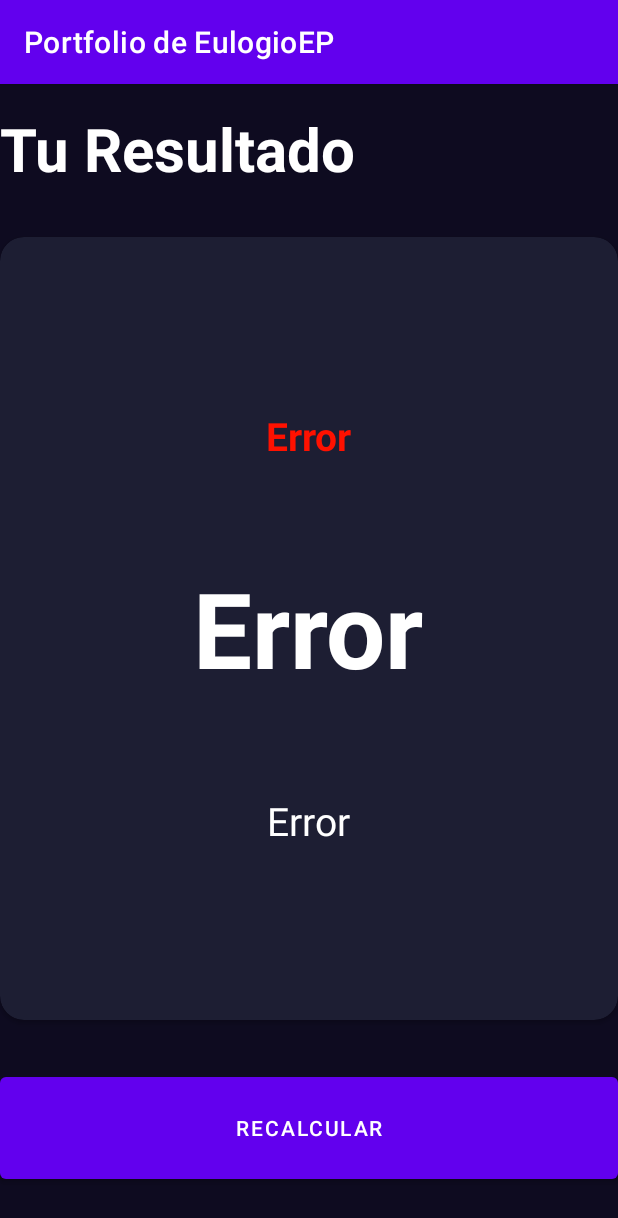
After one commit to eulogioep/curso_android_2024, an Android app: the ResultIMCActivity screen opened directly, with no data from a screen before it, on a phone screen of 412 x 824 dp. The commit adds this screen. Shown: the top 1218 px of the screen. Run offline under Robolectric (Android 15) with nearby library versions, the phone set to English and light mode, and no system bars.

Commit message:
IMC App: Fin de la APP.

```diff
--- a/Aplicaciones/app/src/main/AndroidManifest.xml
+++ b/Aplicaciones/app/src/main/AndroidManifest.xml
@@ -12,6 +12,9 @@
         android:supportsRtl="true"
         android:theme="@style/Theme.Aplicaciones"
         tools:targetApi="31">
+        <activity
+            android:name=".imccalc.ResultIMCActivity"
+            android:exported="false" />
         <activity
             android:name=".imccalc.IMCActivity"
             android:exported="false" />
--- a/Aplicaciones/app/src/main/java/com/eulogioep/aplicaciones/imccalc/IMCActivity.kt
+++ b/Aplicaciones/app/src/main/java/com/eulogioep/aplicaciones/imccalc/IMCActivity.kt
@@ -1,6 +1,8 @@
 package com.eulogioep.aplicaciones.imccalc
 
+import android.content.Intent
 import android.os.Bundle
+import android.widget.Button
 import android.widget.TextView
 import androidx.activity.enableEdgeToEdge
 import androidx.appcompat.app.AppCompatActivity
@@ -12,6 +14,7 @@ import com.eulogioep.aplicaciones.R
 import com.google.android.material.floatingactionbutton.FloatingActionButton
 import com.google.android.material.slider.RangeSlider
 import java.text.DecimalFormat
+import kotlin.math.pow
 
 class IMCActivity : AppCompatActivity() {
 
@@ -20,6 +23,7 @@ class IMCActivity : AppCompatActivity() {
     private var isFemaleSelected: Boolean = false
     private var currentWeight: Int = 60
     private var currentAge: Int = 25
+    private var currentHeight: Int = 120
 
     // Variables de los CardView
     // lateinit indica que se inicializará más adelante ya que no funcionaría fuera del método onCreate.
@@ -33,6 +37,12 @@ class IMCActivity : AppCompatActivity() {
     private lateinit var btnPlusAge: FloatingActionButton
     private lateinit var btnSubtractAge: FloatingActionButton
     private lateinit var tvAge: TextView
+    private lateinit var btnCalculate: Button
+
+    // Creación de una constante que puede ser usada en cualquier parte del código y desde otras activitys.
+    companion object{
+        const val IMC_KEY = "IMC_RESULT"
+    }
 
 
     override fun onCreate(savedInstanceState: Bundle?) {
@@ -65,6 +75,7 @@ class IMCActivity : AppCompatActivity() {
         btnPlusAge = findViewById(R.id.btnPlusAge)
         btnSubtractAge = findViewById(R.id.btnSubtractAge)
         tvAge = findViewById(R.id.tvAge)
+        btnCalculate = findViewById(R.id.btnCalculate)
 
     }
 
@@ -81,8 +92,8 @@ class IMCActivity : AppCompatActivity() {
 
         rsHeight.addOnChangeListener { _, value, _ ->
             val df = DecimalFormat("#.##")
-            val result = df.format(value)
-            tvHeight.text = "$result cm"
+            currentHeight = df.format(value).toInt()
+            tvHeight.text = "$currentHeight cm"
         }
 
         btnPlusWeight.setOnClickListener {
@@ -106,11 +117,29 @@ class IMCActivity : AppCompatActivity() {
         }
 
         btnSubtractAge.setOnClickListener {
-            if (currentAge > 0){
+            if (currentAge > 0) {
                 currentAge -= 1
                 setAge()
             }
         }
+
+        btnCalculate.setOnClickListener {
+            val result = calculateIMC()
+            navigateToResult(result)
+        }
+    }
+
+    private fun navigateToResult(result: Double) {
+        val intent = Intent(this, ResultIMCActivity::class.java)
+        intent.putExtra(IMC_KEY, result)
+        startActivity(intent)
+    }
+
+    private fun calculateIMC(): Double {
+        val df = DecimalFormat("#.##")
+        val imc = currentWeight / (currentHeight.toDouble() / 100).pow(2)
+        val formattedIMC = df.format(imc)
+        return formattedIMC.replace(',','.').toDouble()
     }
 
     private fun setAge() {
--- /dev/null
+++ b/Aplicaciones/app/src/main/java/com/eulogioep/aplicaciones/imccalc/ResultIMCActivity.kt
@@ -0,0 +1,94 @@
+package com.eulogioep.aplicaciones.imccalc
+
+import android.os.Bundle
+import android.widget.Button
+import android.widget.TextView
+import androidx.activity.enableEdgeToEdge
+import androidx.appcompat.app.AppCompatActivity
+import androidx.core.content.ContextCompat
+import androidx.core.view.ViewCompat
+import androidx.core.view.WindowInsetsCompat
+import com.eulogioep.aplicaciones.R
+import com.eulogioep.aplicaciones.imccalc.IMCActivity.Companion.IMC_KEY
+
+class ResultIMCActivity : AppCompatActivity() {
+
+    private lateinit var tvResult: TextView
+    private lateinit var tvIMC: TextView
+    private lateinit var tvDescription: TextView
+    private lateinit var btnRecalculate: Button
+
+
+    override fun onCreate(savedInstanceState: Bundle?) {
+        super.onCreate(savedInstanceState)
+        enableEdgeToEdge()
+        setContentView(R.layout.activity_result_imcactivity)
+        ViewCompat.setOnApplyWindowInsetsListener(findViewById(R.id.main)) { v, insets ->
+            val systemBars = insets.getInsets(WindowInsetsCompat.Type.systemBars())
+            v.setPadding(systemBars.left, systemBars.top, systemBars.right, systemBars.bottom)
+            insets
+        }
+
+        val result: Double = intent.extras?.getDouble(IMC_KEY) ?: -1.0
+
+        initComponens()
+        iniUI(result)
+        initListeners()
+    }
+
+    private fun initListeners() {
+        btnRecalculate.setOnClickListener {
+            onBackPressedDispatcher.onBackPressed()
+        }
+
+    }
+
+    private fun iniUI(result: Double) {
+
+        tvIMC.text = result.toString()
+
+        when (result) {
+            in 0.0..18.50 -> { //Bajo peso
+                tvResult.text = getString(R.string.title_under_weight)
+                tvResult.setTextColor(ContextCompat.getColor(this, R.color.low_weight))
+                tvDescription.text = getString(R.string.description_under_weight)
+            }
+
+            in 18.51..24.99 -> { //Peso normal
+                tvResult.text = getString(R.string.normal_normal_title)
+                tvResult.setTextColor(ContextCompat.getColor(this, R.color.normal_weight))
+                tvDescription.text = getString(R.string.description_normal_weight)
+            }
+
+            in 25.00..29.99 -> { // Sobrepeso
+                tvResult.text = getString(R.string.title_overweight)
+                tvResult.setTextColor(ContextCompat.getColor(this, R.color.overweight))
+                tvDescription.text = getString(R.string.description_overweight)
+            }
+
+            in 30.00..99.00 -> { // Obesidad
+                tvResult.text = getString(R.string.title_obesity)
+                tvResult.setTextColor(ContextCompat.getColor(this, R.color.obesity))
+                tvDescription.text = getString(R.string.description_obesity)
+            }
+
+            else -> { // Error
+                tvIMC.text = getString(R.string.error)
+                tvResult.text = getString(R.string.error)
+                tvResult.setTextColor(ContextCompat.getColor(this, R.color.obesity))
+                tvDescription.text = getString(R.string.error)
+
+            }
+        }
+    }
+
+    private fun initComponens() {
+        tvResult = findViewById(R.id.tvResult)
+        tvIMC = findViewById(R.id.tvIMC)
+        tvDescription = findViewById(R.id.tvDescription)
+        btnRecalculate = findViewById(R.id.btnRecalculate)
+
+    }
+
+
+}
--- a/Aplicaciones/app/src/main/res/layout/activity_imcactivity.xml
+++ b/Aplicaciones/app/src/main/res/layout/activity_imcactivity.xml
@@ -243,10 +243,10 @@
                 android:id="@+id/tvAge"
                 android:layout_width="wrap_content"
                 android:layout_height="wrap_content"
-                tools:text="25"
                 android:textColor="@color/white"
                 android:textSize="38sp"
-                android:textStyle="bold">
+                android:textStyle="bold"
+                tools:text="25">
 
             </TextView>
 
@@ -288,5 +288,17 @@
 
     </androidx.cardview.widget.CardView>
 
+    <Button
+        android:id="@+id/btnCalculate"
+        android:layout_width="0dp"
+        android:layout_height="80dp"
+        android:text="@string/calculate"
+        app:layout_constraintBottom_toBottomOf="parent"
+        app:layout_constraintEnd_toEndOf="parent"
+        app:layout_constraintStart_toStartOf="parent"
+        android:layout_marginBottom="32dp">
+
+    </Button>
+
 
 </androidx.constraintlayout.widget.ConstraintLayout>
--- /dev/null
+++ b/Aplicaciones/app/src/main/res/layout/activity_result_imcactivity.xml
@@ -0,0 +1,92 @@
+<?xml version="1.0" encoding="utf-8"?>
+<androidx.constraintlayout.widget.ConstraintLayout xmlns:android="http://schemas.android.com/apk/res/android"
+    xmlns:app="http://schemas.android.com/apk/res-auto"
+    xmlns:tools="http://schemas.android.com/tools"
+    android:id="@+id/main"
+    android:layout_width="match_parent"
+    android:layout_height="match_parent"
+    android:background="@color/background_app"
+    android:padding="16dp"
+    tools:context=".imccalc.ResultIMCActivity">
+
+    <TextView
+        android:id="@+id/tvTitle"
+        android:layout_width="wrap_content"
+        android:layout_height="wrap_content"
+        android:layout_marginTop="16sp"
+        android:text="@string/result"
+        android:textColor="@color/white"
+        android:textSize="40sp"
+        android:textStyle="bold"
+        app:layout_constraintStart_toStartOf="parent"
+        app:layout_constraintTop_toTopOf="parent">
+
+    </TextView>
+
+    <androidx.cardview.widget.CardView
+        android:layout_width="0dp"
+        android:layout_height="0dp"
+        android:layout_marginVertical="32dp"
+        app:cardBackgroundColor="@color/background_component"
+        app:cardCornerRadius="16dp"
+        app:layout_constraintBottom_toTopOf="@+id/btnRecalculate"
+        app:layout_constraintEnd_toEndOf="parent"
+        app:layout_constraintStart_toStartOf="parent"
+        app:layout_constraintTop_toBottomOf="@+id/tvTitle">
+
+        <androidx.appcompat.widget.LinearLayoutCompat
+            android:layout_width="match_parent"
+            android:layout_height="match_parent"
+            android:layout_margin="16dp"
+            android:gravity="center"
+            android:orientation="vertical">
+
+            <TextView
+                android:id="@+id/tvResult"
+                android:layout_width="wrap_content"
+                android:layout_height="wrap_content"
+                android:textSize="26sp"
+                android:textStyle="bold"
+                tools:text="Normal">
+
+            </TextView>
+
+            <TextView
+                android:id="@+id/tvIMC"
+                android:layout_width="wrap_content"
+                android:layout_height="wrap_content"
+                android:layout_marginVertical="64dp"
+                android:textColor="@color/white"
+                android:textSize="70sp"
+                android:textStyle="bold"
+                tools:text="26.2">
+
+            </TextView>
+
+            <TextView
+                android:id="@+id/tvDescription"
+                android:layout_width="wrap_content"
+                android:layout_height="wrap_content"
+                android:textColor="@color/white"
+                android:textSize="26sp"
+                tools:text="Prueba de texto para la descripción">
+
+            </TextView>
+
+        </androidx.appcompat.widget.LinearLayoutCompat>
+
+    </androidx.cardview.widget.CardView>
+
+    <Button
+        android:id="@+id/btnRecalculate"
+        android:layout_width="0dp"
+        android:layout_height="80dp"
+        android:layout_marginBottom="32dp"
+        android:text="@string/recalculate"
+        app:layout_constraintBottom_toBottomOf="parent"
+        app:layout_constraintEnd_toEndOf="parent"
+        app:layout_constraintStart_toStartOf="parent">
+
+    </Button>
+
+</androidx.constraintlayout.widget.ConstraintLayout>
--- a/Aplicaciones/app/src/main/res/values/colors.xml
+++ b/Aplicaciones/app/src/main/res/values/colors.xml
@@ -14,4 +14,10 @@
     <color name="background_button">#EB1555</color>
     <color name="title_text">#FF8D8E98</color>
     <color name="btnPurple">#FF6200EE</color>
+
+    <color name="low_weight">#FFEB3B</color>
+    <color name="normal_weight">#4CAF50</color>
+    <color name="overweight">#FF5722</color>
+    <color name="obesity">#FF1100</color>
+
 </resources>
--- a/Aplicaciones/app/src/main/res/values/strings.xml
+++ b/Aplicaciones/app/src/main/res/values/strings.xml
@@ -13,4 +13,16 @@
     <string name="bmi_butto_app">IMC App</string>
     <string name="first_apps_portfolio">Portfolio Primeras Apps</string>
     <string name="hello_message">Hola %s</string>
+    <string name="calculate">Calcular</string>
+    <string name="result">Tu Resultado</string>
+    <string name="recalculate">Recalcular</string>
+    <string name="error">Error</string>
+    <string name="title_under_weight">Bajo peso</string>
+    <string name="description_under_weight">Su IMC es inferior al rango normal para su altura y peso.</string>
+    <string name="normal_normal_title">Peso Normal</string>
+    <string name="description_normal_weight">Su IMC es normal al rango normal para su altura y peso.</string>
+    <string name="title_overweight">Sobrepeso</string>
+    <string name="description_overweight">Su IMC es superior al rango normal para su altura y peso.</string>
+    <string name="title_obesity">Obesidad</string>
+    <string name="description_obesity">Su IMC es muy superior al rango normal para su altura y peso.</string>
 </resources>
```
Also changed, not shown: 1 other file.
